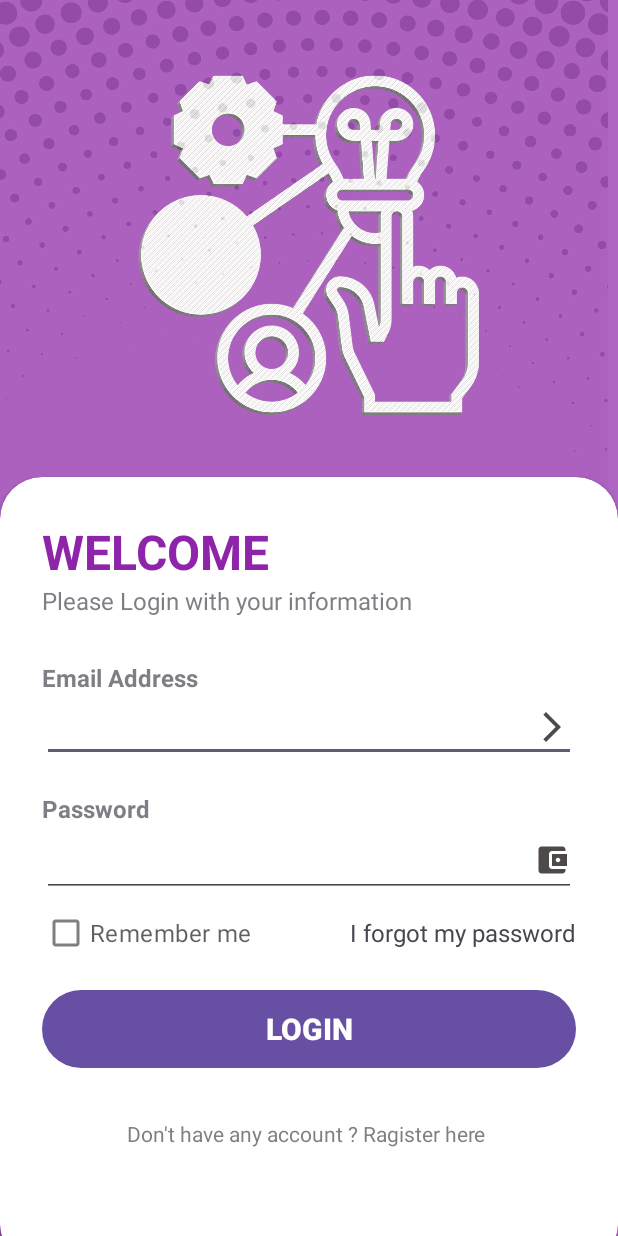
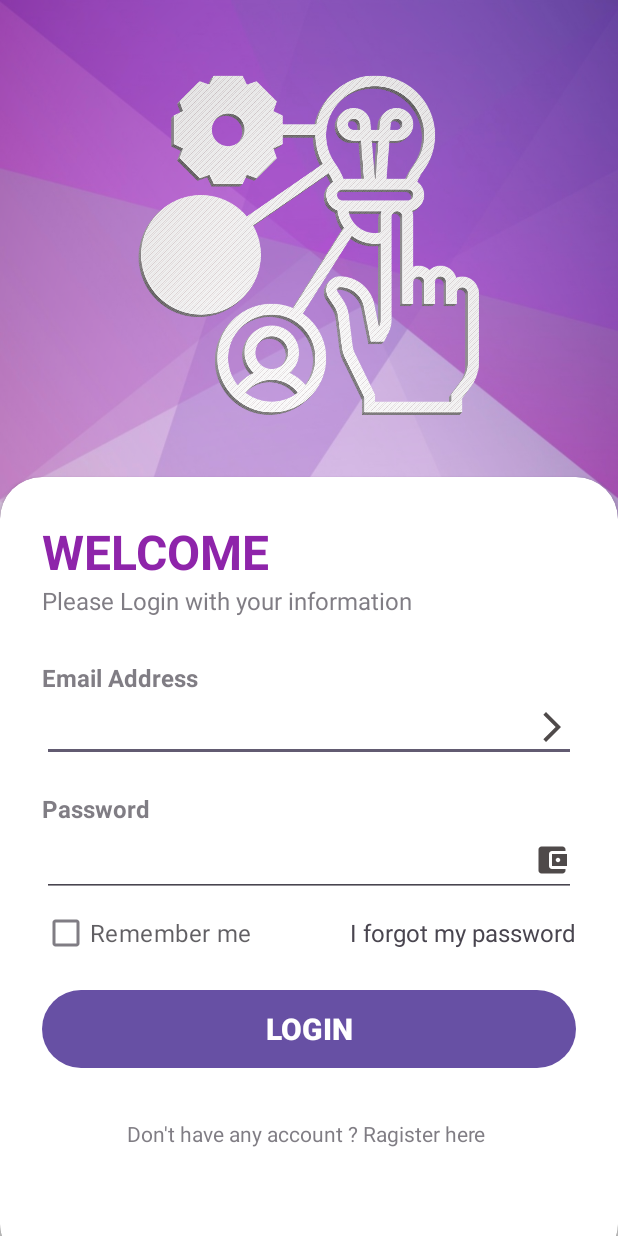
Before and after one commit to farmansunasara/Sentiment-Based-Rating-System, an Android app: the screen it shows after launch (MainActivity), on a phone screen of 412 x 824 dp. Run offline under Robolectric (Android 15) with nearby library versions, the phone set to English and light mode, and no system bars.

Commit message:
Background Change

```diff
--- a/app/src/main/res/layout/activity_main.xml
+++ b/app/src/main/res/layout/activity_main.xml
@@ -5,14 +5,14 @@
     android:layout_width="match_parent"
     android:layout_height="match_parent"
     android:contentDescription="@string/profile_image"
-    android:background="@drawable/back"
+    android:background="@drawable/backkkk"
     app:constraint_referenced_tags="#profile"
     tools:context=".MainActivity">
 
     <RelativeLayout
         android:layout_width="match_parent"
         android:layout_height="match_parent"
-        android:background="@color/my_primary"
+        android:background="@drawable/backk"
         android:alpha="0.7">
 
         <LinearLayout
```
Also changed, not shown: app/src/main/res/drawable/backk.jpeg (added), app/src/main/res/drawable/backkkk.jpg (added).
